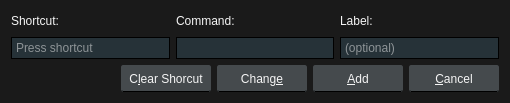
Old version of the form src/ui/keydialog.ui in the repository u8sand/Baka-MPlayer.
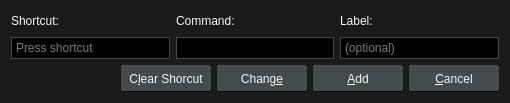
New version of the form.

```diff
--- a/src/ui/keydialog.ui
+++ b/src/ui/keydialog.ui
@@ -23,8 +23,8 @@
 /* QLineEdit */
 
 QLineEdit {
-	background: #263238;
-	border: 1px solid black;
+	background: #000;
+	border: 1px solid #454A4D;
 	padding: 2px;
 }
 QLineEdit:focus {
```
